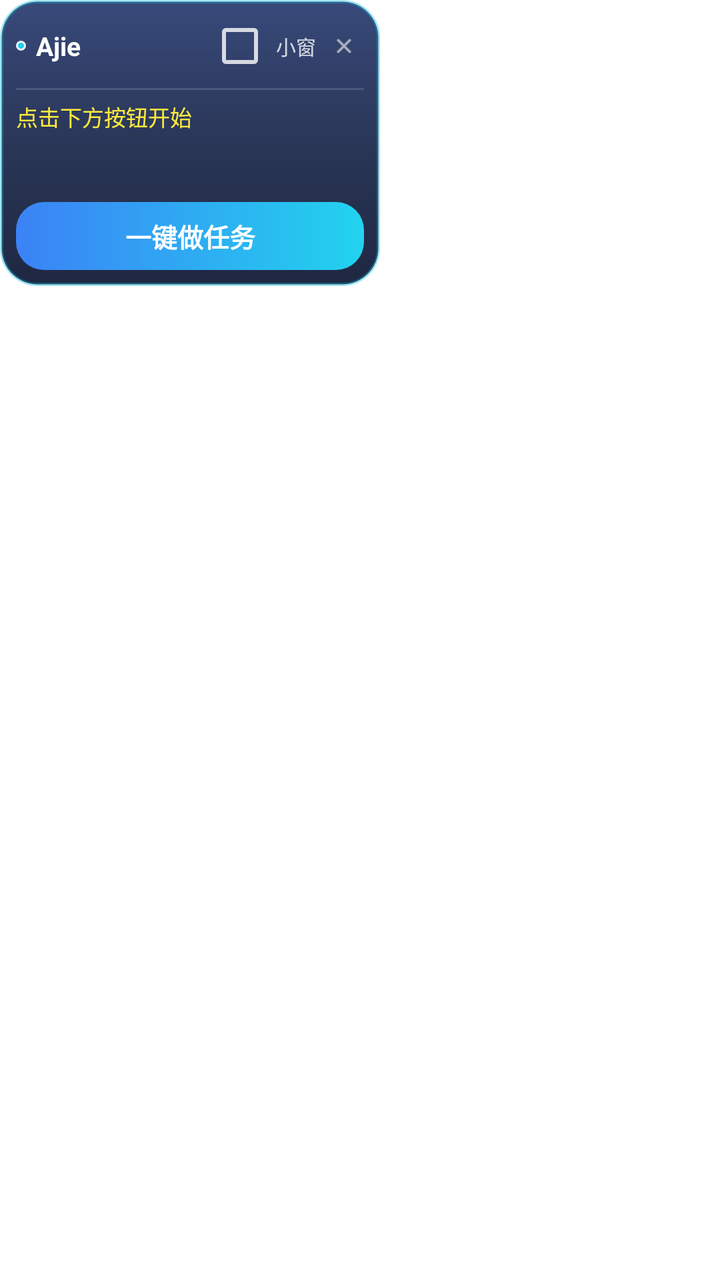
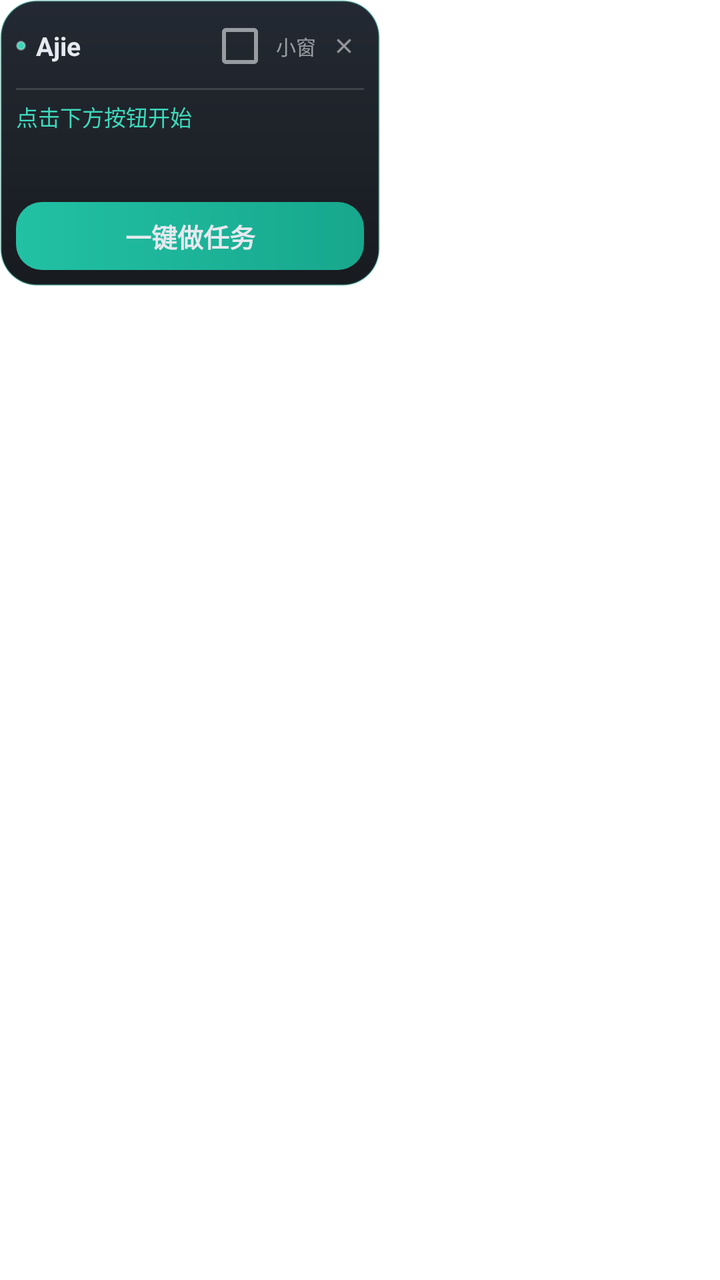

Compare the two renders of this Android layout. The source of the first and the diff that turns it into the second are given below.
<!-- AndroidManifest.xml: application theme Theme.TaskHelper -->
<!-- res/layout/layout_window_float.xml -->
<?xml version="1.0" encoding="utf-8"?>
<RelativeLayout xmlns:android="http://schemas.android.com/apk/res/android"
    android:layout_width="wrap_content"
    android:layout_height="wrap_content">

    <LinearLayout
        android:id="@+id/ll_dot_container"
        android:layout_width="38dp"
        android:layout_height="38dp"
        android:background="@drawable/bg_float_dot_new"
        android:elevation="6dp"
        android:gravity="center"
        android:visibility="gone">

        <TextView
            android:id="@+id/tv_dot"
            android:layout_width="wrap_content"
            android:layout_height="wrap_content"
            android:text="J"
            android:textColor="#FFFFFF"
            android:textSize="14sp"
            android:textStyle="bold" />
    </LinearLayout>

    <LinearLayout
        android:id="@+id/ll_expanded"
        android:layout_width="190dp"
        android:layout_height="wrap_content"
        android:background="@drawable/bg_float_panel"
        android:elevation="6dp"
        android:orientation="vertical"
        android:paddingStart="8dp"
        android:paddingTop="7dp"
        android:paddingEnd="8dp"
        android:paddingBottom="8dp">

        <LinearLayout
            android:layout_width="match_parent"
            android:layout_height="wrap_content"
            android:gravity="center_vertical"
            android:orientation="horizontal">

            <View
                android:layout_width="5dp"
                android:layout_height="5dp"
                android:layout_marginEnd="5dp"
                android:background="@drawable/bg_float_dot_new" />

            <TextView
                android:layout_width="0dp"
                android:layout_height="wrap_content"
                android:layout_weight="1"
                android:text="Ajie"
                android:textColor="#FFFFFF"
                android:textSize="13sp"
                android:textStyle="bold" />

            <CheckBox
                android:id="@+id/cb_small_window"
                android:layout_width="wrap_content"
                android:layout_height="wrap_content"
                android:buttonTint="#CCFFFFFF"
                android:gravity="center_vertical"
                android:minWidth="0dp"
                android:minHeight="0dp"
                android:paddingStart="2dp"
                android:paddingEnd="4dp"
                android:text="小窗"
                android:textColor="#CCFFFFFF"
                android:textSize="10sp" />

            <ImageView
                android:id="@+id/img_close"
                android:layout_width="20dp"
                android:layout_height="20dp"
                android:background="?android:attr/selectableItemBackgroundBorderless"
                android:padding="4dp"
                android:scaleType="centerInside"
                android:src="@android:drawable/ic_menu_close_clear_cancel"
                android:tint="#CCFFFFFF" />
        </LinearLayout>

        <View
            android:layout_width="match_parent"
            android:layout_height="1dp"
            android:layout_marginTop="5dp"
            android:layout_marginBottom="5dp"
            android:background="#22FFFFFF" />

        <TextView
            android:id="@+id/tv_status"
            android:layout_width="match_parent"
            android:layout_height="wrap_content"
            android:ellipsize="end"
            android:gravity="start"
            android:lineSpacingExtra="1dp"
            android:maxLines="4"
            android:minHeight="45dp"
            android:text="点击下方按钮开始"
            android:textColor="#FFEB3B"
            android:textSize="11sp" />

        <TextView
            android:id="@+id/tv_action"
            android:layout_width="match_parent"
            android:layout_height="34dp"
            android:layout_marginTop="6dp"
            android:background="@drawable/bg_float_action"
            android:gravity="center"
            android:text="一键做任务"
            android:textColor="#FFFFFF"
            android:textSize="13sp"
            android:textStyle="bold" />
    </LinearLayout>
</RelativeLayout>
<!-- resources referenced by this layout -->
<resources>
  <!-- drawable bg_float_action (drawable) -->
  <?xml version="1.0" encoding="utf-8"?>
  <shape xmlns:android="http://schemas.android.com/apk/res/android"
      android:shape="rectangle">
      <gradient
          android:angle="0"
          android:startColor="#3B82F6"
          android:endColor="#22D3EE" />
      <corners android:radius="14dp" />
  </shape>
  <!-- drawable bg_float_dot_new (drawable) -->
  <?xml version="1.0" encoding="utf-8"?>
  <shape xmlns:android="http://schemas.android.com/apk/res/android"
      android:shape="oval">
      <gradient
          android:type="radial"
          android:gradientRadius="48"
          android:startColor="#22D3EE"
          android:endColor="#2563EB" />
      <stroke android:width="1dp" android:color="#E6FFFFFF" />
  </shape>
  <!-- drawable bg_float_panel (drawable) -->
  <?xml version="1.0" encoding="utf-8"?>
  <shape xmlns:android="http://schemas.android.com/apk/res/android"
      android:shape="rectangle">
      <gradient
          android:angle="270"
          android:startColor="#F02C3E72"
          android:centerColor="#F01D2A4D"
          android:endColor="#F0111A36"
          android:type="linear" />
      <corners android:radius="18dp" />
      <stroke android:width="1.5dp" android:color="#5906B6D4" />
  </shape>
  <style name="Theme.TaskHelper" parent="Theme.MaterialComponents.Light.NoActionBar">
          <item name="colorPrimary">#3B5BDB</item>
          <item name="colorPrimaryVariant">#1A2A6B</item>
          <item name="colorOnPrimary">#FFFFFF</item>
          <item name="colorSecondary">#26A69A</item>
          <item name="colorSecondaryVariant">#00897B</item>
          <item name="colorOnSecondary">#FFFFFF</item>
          <item name="android:statusBarColor">#1A2A6B</item>
      </style>
</resources>

<!-- the commit's change to res/layout/layout_window_float.xml (unified diff, before → after) -->
@@ -17,7 +17,7 @@
             android:layout_width="wrap_content"
             android:layout_height="wrap_content"
             android:text="J"
-            android:textColor="#FFFFFF"
+            android:textColor="#E6E9EF"
             android:textSize="14sp"
             android:textStyle="bold" />
     </LinearLayout>
@@ -51,7 +51,7 @@
                 android:layout_height="wrap_content"
                 android:layout_weight="1"
                 android:text="Ajie"
-                android:textColor="#FFFFFF"
+                android:textColor="#E6E9EF"
                 android:textSize="13sp"
                 android:textStyle="bold" />
 
@@ -59,14 +59,14 @@
                 android:id="@+id/cb_small_window"
                 android:layout_width="wrap_content"
                 android:layout_height="wrap_content"
-                android:buttonTint="#CCFFFFFF"
+                android:buttonTint="#99E6E9EF"
                 android:gravity="center_vertical"
                 android:minWidth="0dp"
                 android:minHeight="0dp"
                 android:paddingStart="2dp"
                 android:paddingEnd="4dp"
                 android:text="小窗"
-                android:textColor="#CCFFFFFF"
+                android:textColor="#99E6E9EF"
                 android:textSize="10sp" />
 
             <ImageView
@@ -77,7 +77,7 @@
                 android:padding="4dp"
                 android:scaleType="centerInside"
                 android:src="@android:drawable/ic_menu_close_clear_cancel"
-                android:tint="#CCFFFFFF" />
+                android:tint="#99E6E9EF" />
         </LinearLayout>
 
         <View
@@ -97,7 +97,7 @@
             android:maxLines="4"
             android:minHeight="45dp"
             android:text="点击下方按钮开始"
-            android:textColor="#FFEB3B"
+            android:textColor="#3DD9BB"
             android:textSize="11sp" />
 
         <TextView
@@ -108,7 +108,7 @@
             android:background="@drawable/bg_float_action"
             android:gravity="center"
             android:text="一键做任务"
-            android:textColor="#FFFFFF"
+            android:textColor="#E6E9EF"
             android:textSize="13sp"
             android:textStyle="bold" />
     </LinearLayout>
<!-- resource entries referenced after the edit -->
@@ -6,9 +6,9 @@
       android:shape="rectangle">
       <gradient
           android:angle="0"
-          android:startColor="#3B82F6"
-          android:endColor="#22D3EE" />
-      <corners android:radius="14dp" />
+          android:startColor="#22C1A4"
+          android:endColor="#17A78D" />
+      <corners android:radius="13dp" />
   </shape>
   <!-- drawable bg_float_dot_new (drawable) -->
   <?xml version="1.0" encoding="utf-8"?>
@@ -16,10 +16,12 @@
       android:shape="oval">
       <gradient
           android:type="radial"
-          android:gradientRadius="48"
-          android:startColor="#22D3EE"
-          android:endColor="#2563EB" />
-      <stroke android:width="1dp" android:color="#E6FFFFFF" />
+          android:gradientRadius="52"
+          android:startColor="#3DD9BB"
+          android:endColor="#0F8F79" />
+      <stroke
+          android:width="1dp"
+          android:color="#55FFFFFF" />
   </shape>
   <!-- drawable bg_float_panel (drawable) -->
   <?xml version="1.0" encoding="utf-8"?>
@@ -27,12 +29,14 @@
       android:shape="rectangle">
       <gradient
           android:angle="270"
-          android:startColor="#F02C3E72"
-          android:centerColor="#F01D2A4D"
-          android:endColor="#F0111A36"
+          android:startColor="#F51A202A"
+          android:centerColor="#F5151A21"
+          android:endColor="#F50E1116"
           android:type="linear" />
       <corners android:radius="18dp" />
-      <stroke android:width="1.5dp" android:color="#5906B6D4" />
+      <stroke
+          android:width="1dp"
+          android:color="#4022C1A4" />
   </shape>
   <style name="Theme.TaskHelper" parent="Theme.MaterialComponents.Light.NoActionBar">
           <item name="colorPrimary">#3B5BDB</item>
